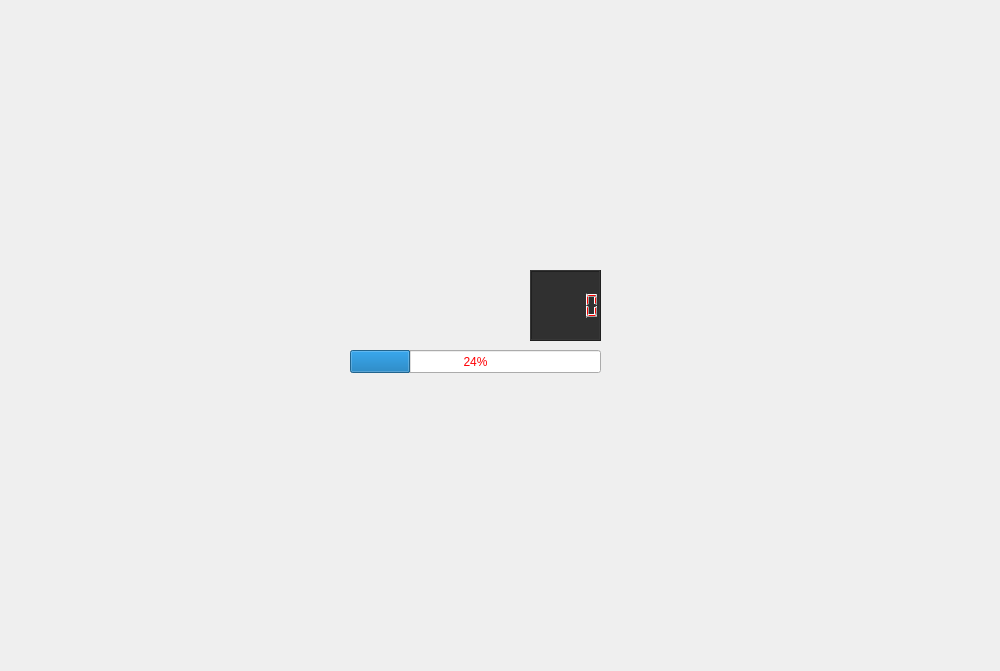
Above: Mini-Games/booom.ui from imghe/Mini-Games before the change. Below: the same form after it.
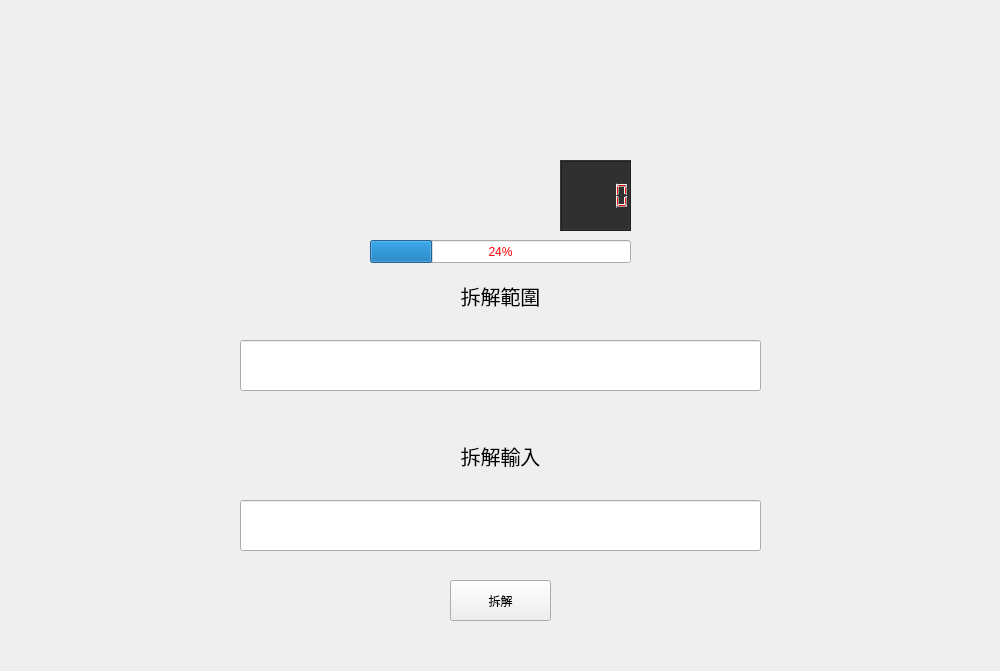
That is the form after the change. Icons and pictures are not drawn.

Patch:
```diff
--- a/Mini-Games/booom.ui
+++ b/Mini-Games/booom.ui
@@ -13,70 +13,301 @@
   <property name="windowTitle">
    <string>Form</string>
   </property>
-  <widget class="QLCDNumber" name="lcdNumber">
+  <widget class="QStackedWidget" name="BooomPage">
    <property name="geometry">
     <rect>
-     <x>530</x>
-     <y>270</y>
-     <width>71</width>
-     <height>71</height>
+     <x>0</x>
+     <y>0</y>
+     <width>1001</width>
+     <height>671</height>
     </rect>
    </property>
-   <property name="sizePolicy">
-    <sizepolicy hsizetype="Preferred" vsizetype="Preferred">
-     <horstretch>0</horstretch>
-     <verstretch>0</verstretch>
-    </sizepolicy>
+   <property name="currentIndex">
+    <number>1</number>
    </property>
-   <property name="layoutDirection">
-    <enum>Qt::LeftToRight</enum>
-   </property>
-   <property name="styleSheet">
-    <string notr="true">color: rgb(255, 0, 0);
+   <widget class="QWidget" name="Booom_set">
+    <widget class="QPushButton" name="BoomGOGO">
+     <property name="geometry">
+      <rect>
+       <x>370</x>
+       <y>550</y>
+       <width>261</width>
+       <height>71</height>
+      </rect>
+     </property>
+     <property name="font">
+      <font>
+       <pointsize>15</pointsize>
+      </font>
+     </property>
+     <property name="text">
+      <string>挑戰開始</string>
+     </property>
+    </widget>
+    <widget class="QLabel" name="BoomSizeSet">
+     <property name="geometry">
+      <rect>
+       <x>370</x>
+       <y>30</y>
+       <width>261</width>
+       <height>71</height>
+      </rect>
+     </property>
+     <property name="font">
+      <font>
+       <pointsize>15</pointsize>
+      </font>
+     </property>
+     <property name="text">
+      <string>設定炸彈大小</string>
+     </property>
+     <property name="alignment">
+      <set>Qt::AlignCenter</set>
+     </property>
+    </widget>
+    <widget class="QLineEdit" name="BoomSizeKey">
+     <property name="geometry">
+      <rect>
+       <x>370</x>
+       <y>100</y>
+       <width>261</width>
+       <height>71</height>
+      </rect>
+     </property>
+     <property name="font">
+      <font>
+       <pointsize>15</pointsize>
+      </font>
+     </property>
+     <property name="alignment">
+      <set>Qt::AlignCenter</set>
+     </property>
+    </widget>
+    <widget class="QLabel" name="BoomSecSet">
+     <property name="geometry">
+      <rect>
+       <x>300</x>
+       <y>230</y>
+       <width>401</width>
+       <height>71</height>
+      </rect>
+     </property>
+     <property name="font">
+      <font>
+       <pointsize>15</pointsize>
+      </font>
+     </property>
+     <property name="text">
+      <string>設定炸彈每次解除時間(S)</string>
+     </property>
+     <property name="alignment">
+      <set>Qt::AlignCenter</set>
+     </property>
+    </widget>
+    <widget class="QLineEdit" name="BoomSecKey">
+     <property name="geometry">
+      <rect>
+       <x>370</x>
+       <y>320</y>
+       <width>261</width>
+       <height>71</height>
+      </rect>
+     </property>
+     <property name="font">
+      <font>
+       <pointsize>15</pointsize>
+      </font>
+     </property>
+     <property name="alignment">
+      <set>Qt::AlignCenter</set>
+     </property>
+    </widget>
+    <widget class="QLabel" name="BoomWW">
+     <property name="geometry">
+      <rect>
+       <x>350</x>
+       <y>480</y>
+       <width>301</width>
+       <height>41</height>
+      </rect>
+     </property>
+     <property name="font">
+      <font>
+       <pointsize>15</pointsize>
+      </font>
+     </property>
+     <property name="text">
+      <string>注 : 只輸入數字才可開始</string>
+     </property>
+     <property name="alignment">
+      <set>Qt::AlignCenter</set>
+     </property>
+    </widget>
+   </widget>
+   <widget class="QWidget" name="Booom_go">
+    <widget class="QLabel" name="Boom">
+     <property name="geometry">
+      <rect>
+       <x>370</x>
+       <y>30</y>
+       <width>261</width>
+       <height>201</height>
+      </rect>
+     </property>
+     <property name="maximumSize">
+      <size>
+       <width>500</width>
+       <height>500</height>
+      </size>
+     </property>
+     <property name="styleSheet">
+      <string notr="true">image: url(:/Booom/image/Booom/Boom.png);</string>
+     </property>
+     <property name="text">
+      <string/>
+     </property>
+     <property name="alignment">
+      <set>Qt::AlignCenter</set>
+     </property>
+    </widget>
+    <widget class="QProgressBar" name="BoomBar">
+     <property name="geometry">
+      <rect>
+       <x>370</x>
+       <y>240</y>
+       <width>261</width>
+       <height>23</height>
+      </rect>
+     </property>
+     <property name="styleSheet">
+      <string notr="true">color: rgb(255, 0, 4);</string>
+     </property>
+     <property name="value">
+      <number>24</number>
+     </property>
+    </widget>
+    <widget class="QLCDNumber" name="BoomSec">
+     <property name="geometry">
+      <rect>
+       <x>560</x>
+       <y>160</y>
+       <width>71</width>
+       <height>71</height>
+      </rect>
+     </property>
+     <property name="sizePolicy">
+      <sizepolicy hsizetype="Preferred" vsizetype="Preferred">
+       <horstretch>0</horstretch>
+       <verstretch>0</verstretch>
+      </sizepolicy>
+     </property>
+     <property name="layoutDirection">
+      <enum>Qt::LeftToRight</enum>
+     </property>
+     <property name="styleSheet">
+      <string notr="true">color: rgb(255, 0, 0);
 background-color: rgb(48, 48, 48);
 font: 700 9pt &quot;Terminal&quot;;</string>
-   </property>
-  </widget>
-  <widget class="QProgressBar" name="progressBar">
-   <property name="geometry">
-    <rect>
-     <x>350</x>
-     <y>350</y>
-     <width>251</width>
-     <height>23</height>
-    </rect>
-   </property>
-   <property name="styleSheet">
-    <string notr="true">color: rgb(255, 0, 4);</string>
-   </property>
-   <property name="value">
-    <number>24</number>
-   </property>
-  </widget>
-  <widget class="QLabel" name="Boom">
-   <property name="geometry">
-    <rect>
-     <x>350</x>
-     <y>140</y>
-     <width>251</width>
-     <height>201</height>
-    </rect>
-   </property>
-   <property name="maximumSize">
-    <size>
-     <width>500</width>
-     <height>500</height>
-    </size>
-   </property>
-   <property name="styleSheet">
-    <string notr="true">image: url(:/Booom/image/Booom/Boom.png);</string>
-   </property>
-   <property name="text">
-    <string/>
-   </property>
-   <property name="alignment">
-    <set>Qt::AlignCenter</set>
-   </property>
+     </property>
+    </widget>
+    <widget class="QPushButton" name="KeySet">
+     <property name="geometry">
+      <rect>
+       <x>450</x>
+       <y>580</y>
+       <width>101</width>
+       <height>41</height>
+      </rect>
+     </property>
+     <property name="text">
+      <string>拆解</string>
+     </property>
+    </widget>
+    <widget class="QLabel" name="label_2">
+     <property name="geometry">
+      <rect>
+       <x>370</x>
+       <y>270</y>
+       <width>261</width>
+       <height>51</height>
+      </rect>
+     </property>
+     <property name="font">
+      <font>
+       <pointsize>15</pointsize>
+      </font>
+     </property>
+     <property name="text">
+      <string>拆解範圍</string>
+     </property>
+     <property name="alignment">
+      <set>Qt::AlignCenter</set>
+     </property>
+    </widget>
+    <widget class="QLabel" name="label_3">
+     <property name="geometry">
+      <rect>
+       <x>370</x>
+       <y>430</y>
+       <width>261</width>
+       <height>51</height>
+      </rect>
+     </property>
+     <property name="font">
+      <font>
+       <pointsize>15</pointsize>
+      </font>
+     </property>
+     <property name="text">
+      <string>拆解輸入</string>
+     </property>
+     <property name="alignment">
+      <set>Qt::AlignCenter</set>
+     </property>
+    </widget>
+    <widget class="QLineEdit" name="BoomKeySize">
+     <property name="geometry">
+      <rect>
+       <x>240</x>
+       <y>340</y>
+       <width>521</width>
+       <height>51</height>
+      </rect>
+     </property>
+     <property name="font">
+      <font>
+       <pointsize>24</pointsize>
+      </font>
+     </property>
+     <property name="text">
+      <string/>
+     </property>
+     <property name="alignment">
+      <set>Qt::AlignCenter</set>
+     </property>
+    </widget>
+    <widget class="QLineEdit" name="BoomKey">
+     <property name="geometry">
+      <rect>
+       <x>240</x>
+       <y>500</y>
+       <width>521</width>
+       <height>51</height>
+      </rect>
+     </property>
+     <property name="font">
+      <font>
+       <pointsize>24</pointsize>
+      </font>
+     </property>
+     <property name="text">
+      <string/>
+     </property>
+     <property name="alignment">
+      <set>Qt::AlignCenter</set>
+     </property>
+    </widget>
+   </widget>
   </widget>
  </widget>
  <resources/>
```
